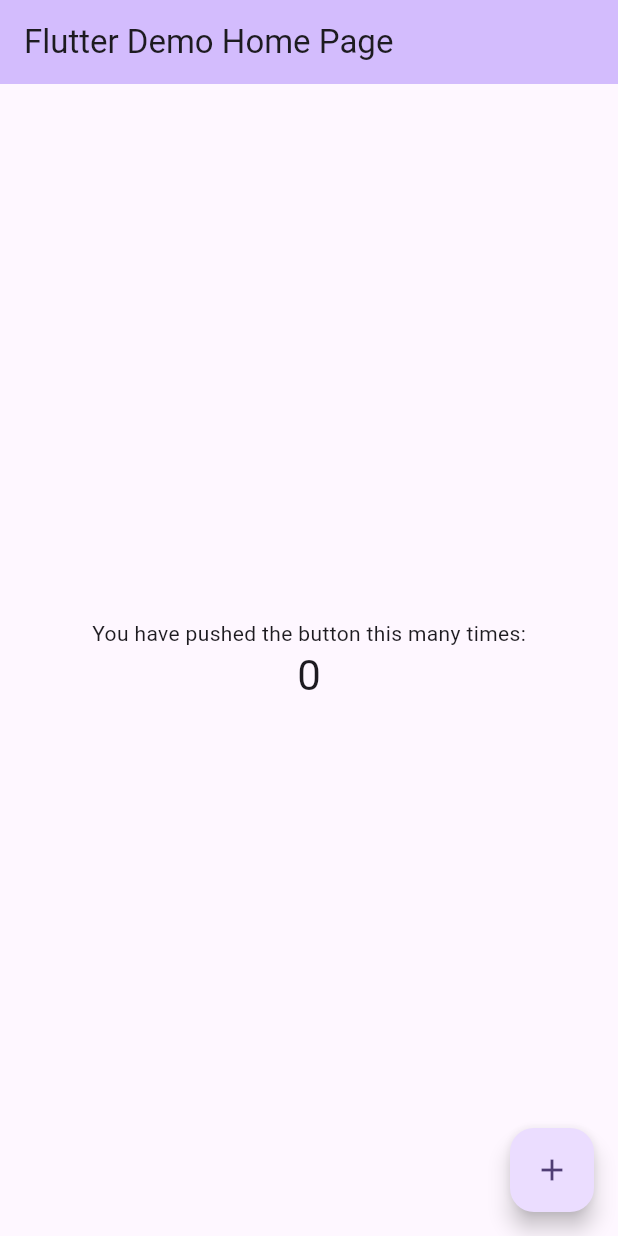
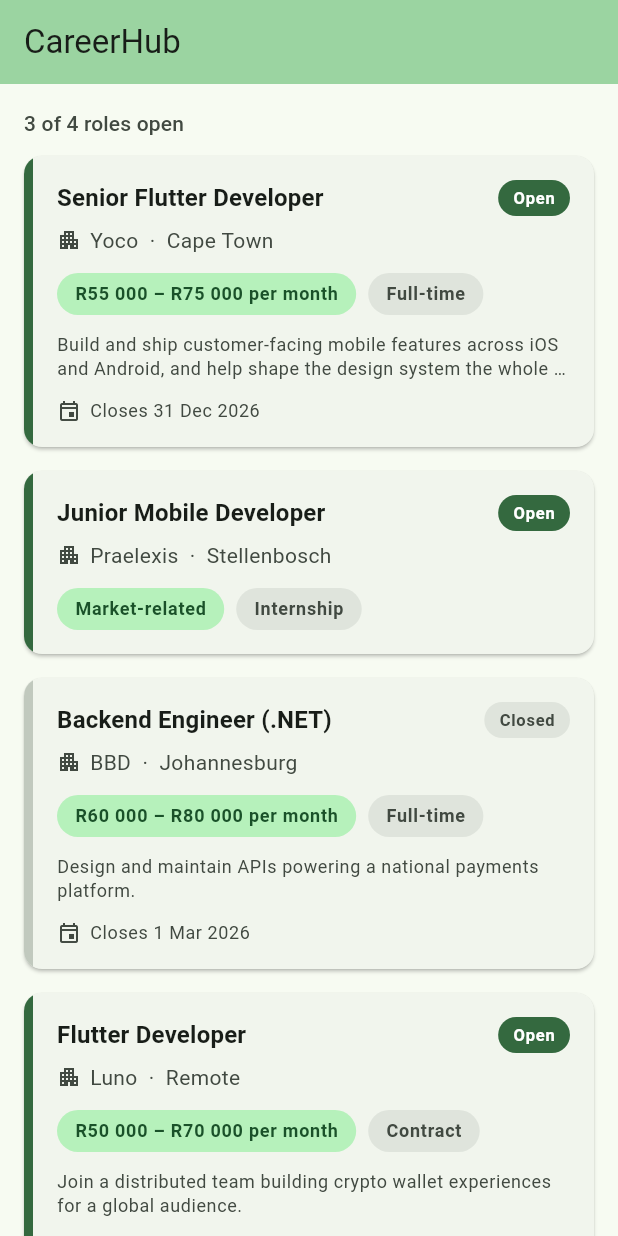
Before and after one commit to Nido-Maphosa86/CareerHub_Flutter, a Flutter app: the screen it shows after launch, on a phone screen of 412 x 824 dp. Run offline on Flutter 3.47's test engine with Material 3 defaults, Android fonts, the phone set to English and light mode, and no system bars.

Commit message:
feat(app): add HomeScreen shell with seeded Material 3 theme and hardcoded job list

```diff
--- a/lib/main.dart
+++ b/lib/main.dart
@@ -1,121 +1,135 @@
+// lib/main.dart
+//
+// FILE SUMMARY (easy English)
+// This is the entry point of the app. It starts CareerHub, sets up the Material
+// 3 theme from a single deep-green seed colour, and shows the HomeScreen.
+// HomeScreen holds a hardcoded list of four jobs chosen to cover every tricky
+// case from the assignment: a fully filled open job, an open job with no salary,
+// a closed job (built with Job.closed), and a remote job (built with Job.remote).
+// Each job is handed to a JobCard to draw. Because the list lives here, changing
+// a job's isOpen value and pressing hot reload updates its card instantly.
+
 import 'package:flutter/material.dart';
 
+import 'models/job.dart';
+import 'widgets/job_card.dart';
+
 void main() {
-  runApp(const MyApp());
+  runApp(const CareerHubApp());
 }
 
-class MyApp extends StatelessWidget {
-  const MyApp({super.key});
+// The root widget. It configures the theme and points at the first screen.
+class CareerHubApp extends StatelessWidget {
+  const CareerHubApp({super.key});
 
-  // This widget is the root of your application.
   @override
   Widget build(BuildContext context) {
     return MaterialApp(
-      title: 'Flutter Demo',
+      // A real title, not "Flutter Demo": this is a job platform.
+      title: 'CareerHub',
       theme: ThemeData(
-        // This is the theme of your application.
-        //
-        // TRY THIS: Try running your application with "flutter run". You'll see
-        // the application has a purple toolbar. Then, without quitting the app,
-        // try changing the seedColor in the colorScheme below to Colors.green
-        // and then invoke "hot reload" (save your changes or press the "hot
-        // reload" button in a Flutter-supported IDE, or press "r" if you used
-        // the command line to start the app).
-        //
-        // Notice that the counter didn't reset back to zero; the application
-        // state is not lost during the reload. To reset the state, use hot
-        // restart instead.
-        //
-        // This works for code too, not just values: Most code changes can be
-        // tested with just a hot reload.
-        colorScheme: .fromSeed(seedColor: Colors.deepPurple),
+        // A deliberate deep-green seed. Green reads as growth and "go", the feel
+        // of an open opportunity, and a deep shade keeps a career app calm and
+        // trustworthy rather than loud. Material 3 derives the whole palette
+        // (primary, containers, on-colours) from this one colour.
+        colorScheme: ColorScheme.fromSeed(
+          seedColor: const Color(0xFF15803D),
+        ),
+        useMaterial3: true,
       ),
-      home: const MyHomePage(title: 'Flutter Demo Home Page'),
+      debugShowCheckedModeBanner: false,
+      home: const HomeScreen(),
     );
   }
 }
 
-class MyHomePage extends StatefulWidget {
-  const MyHomePage({super.key, required this.title});
+// The first screen. It owns the hardcoded job list for Day 1. In Week 2 this
+// list is replaced by live API data, but the JobCard and Job shapes stay the same.
+class HomeScreen extends StatelessWidget {
+  const HomeScreen({super.key});
 
-  // This widget is the home page of your application. It is stateful, meaning
-  // that it has a State object (defined below) that contains fields that affect
-  // how it looks.
+  // The four job variants required by the assignment.
+  // Kept as a getter so the list is easy to read and each case is labelled.
+  List<Job> get _jobs => [
+        // 1. Fully populated, open: every field set, salary present.
+        Job(
+          title: 'Senior Flutter Developer',
+          company: 'Yoco',
+          location: 'Cape Town',
+          employmentType: 'Full-time',
+          isOpen: true,
+          salary: 'R55 000 \u2013 R75 000 per month',
+          closingDate: DateTime(2026, 12, 31),
+          description:
+              'Build and ship customer-facing mobile features across iOS and '
+              'Android, and help shape the design system the whole team uses.',
+        ),
 
-  // This class is the configuration for the state. It holds the values (in this
-  // case the title) provided by the parent (in this case the App widget) and
-  // used by the build method of the State. Fields in a Widget subclass are
-  // always marked "final".
+        // 2. Open with no salary: only the required fields are given, so
+        //    salary, closingDate and description are all absent.
+        const Job(
+          title: 'Junior Mobile Developer',
+          company: 'Praelexis',
+          location: 'Stellenbosch',
+          employmentType: 'Internship',
+          isOpen: true,
+        ),
 
-  final String title;
+        // 3. Closed: built with the named constructor, which forces isOpen false.
+        Job.closed(
+          title: 'Backend Engineer (.NET)',
+          company: 'BBD',
+          location: 'Johannesburg',
+          employmentType: 'Full-time',
+          salary: 'R60 000 \u2013 R80 000 per month',
+          closingDate: DateTime(2026, 3, 1),
+          description:
+              'Design and maintain APIs powering a national payments platform.',
+        ),
 
-  @override
-  State<MyHomePage> createState() => _MyHomePageState();
-}
-
-class _MyHomePageState extends State<MyHomePage> {
-  int _counter = 0;
-
-  void _incrementCounter() {
-    setState(() {
-      // This call to setState tells the Flutter framework that something has
-      // changed in this State, which causes it to rerun the build method below
-      // so that the display can reflect the updated values. If we changed
-      // _counter without calling setState(), then the build method would not be
-      // called again, and so nothing would appear to happen.
-      _counter++;
-    });
-  }
+        // 4. Remote: built with the named constructor, which fixes location.
+        Job.remote(
+          title: 'Flutter Developer',
+          company: 'Luno',
+          employmentType: 'Contract',
+          isOpen: true,
+          salary: 'R50 000 \u2013 R70 000 per month',
+          closingDate: DateTime(2026, 9, 30),
+          description:
+              'Join a distributed team building crypto wallet experiences for '
+              'a global audience.',
+        ),
+      ];
 
   @override
   Widget build(BuildContext context) {
-    // This method is rerun every time setState is called, for instance as done
-    // by the _incrementCounter method above.
-    //
-    // The Flutter framework has been optimized to make rerunning build methods
-    // fast, so that you can just rebuild anything that needs updating rather
-    // than having to individually change instances of widgets.
+    final jobs = _jobs;
+
+    // A small live count that reads canApply, so the header always matches the
+    // cards below it even if a job's status changes.
+    final openCount = jobs.where((job) => job.canApply).length;
+
     return Scaffold(
       appBar: AppBar(
-        // TRY THIS: Try changing the color here to a specific color (to
-        // Colors.amber, perhaps?) and trigger a hot reload to see the AppBar
-        // change color while the other colors stay the same.
+        title: const Text('CareerHub'),
         backgroundColor: Theme.of(context).colorScheme.inversePrimary,
-        // Here we take the value from the MyHomePage object that was created by
-        // the App.build method, and use it to set our appbar title.
-        title: Text(widget.title),
       ),
-      body: Center(
-        // Center is a layout widget. It takes a single child and positions it
-        // in the middle of the parent.
-        child: Column(
-          // Column is also a layout widget. It takes a list of children and
-          // arranges them vertically. By default, it sizes itself to fit its
-          // children horizontally, and tries to be as tall as its parent.
-          //
-          // Column has various properties to control how it sizes itself and
-          // how it positions its children. Here we use mainAxisAlignment to
-          // center the children vertically; the main axis here is the vertical
-          // axis because Columns are vertical (the cross axis would be
-          // horizontal).
-          //
-          // TRY THIS: Invoke "debug painting" (choose the "Toggle Debug Paint"
-          // action in the IDE, or press "p" in the console), to see the
-          // wireframe for each widget.
-          mainAxisAlignment: .center,
-          children: [
-            const Text('You have pushed the button this many times:'),
-            Text(
-              '$_counter',
-              style: Theme.of(context).textTheme.headlineMedium,
+      body: ListView(
+        padding: const EdgeInsets.symmetric(vertical: 8),
+        children: [
+          // Lead-in line summarising how many roles are open right now.
+          Padding(
+            padding: const EdgeInsets.fromLTRB(16, 8, 16, 4),
+            child: Text(
+              '$openCount of ${jobs.length} roles open',
+              style: Theme.of(context).textTheme.labelLarge?.copyWith(
+                    color: Theme.of(context).colorScheme.onSurfaceVariant,
+                  ),
             ),
-          ],
-        ),
-      ),
-      floatingActionButton: FloatingActionButton(
-        onPressed: _incrementCounter,
-        tooltip: 'Increment',
-        child: const Icon(Icons.add),
+          ),
+          // collection-for: turn each Job in the list into a JobCard.
+          for (final job in jobs) JobCard(job: job),
+        ],
       ),
     );
   }
```
